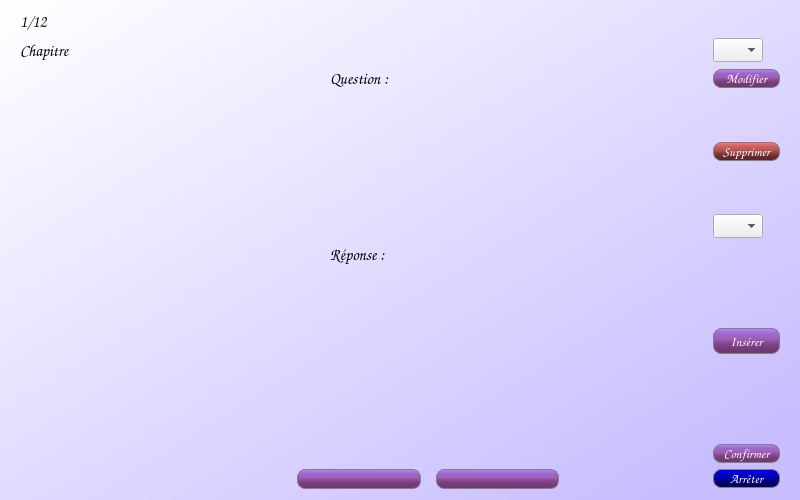
First picture: the form in source/previewCards.ui, repository bernard169/Studying_cards, before the edit.
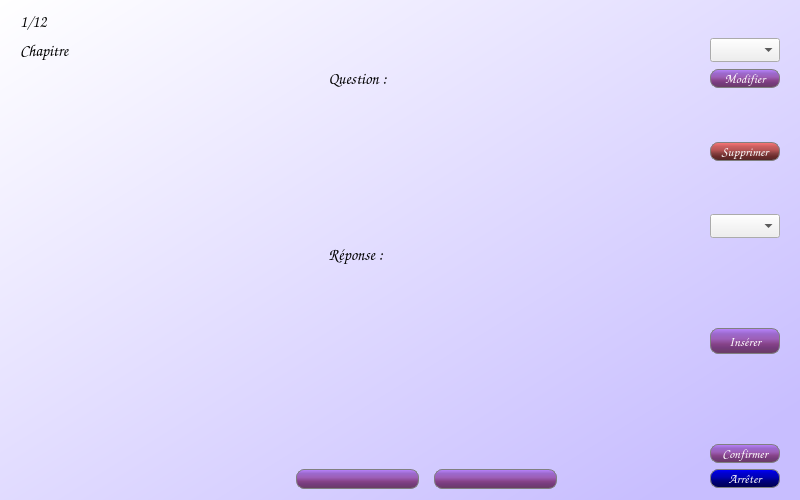
Second picture: the form after the edit. Icons and pictures are not drawn.

Diff of the .ui file:
```diff
--- a/source/previewCards.ui
+++ b/source/previewCards.ui
@@ -360,7 +360,7 @@
      </property>
      <property name="maximumSize">
       <size>
-       <width>50</width>
+       <width>70</width>
        <height>16777215</height>
       </size>
      </property>
@@ -435,7 +435,7 @@
      </property>
      <property name="maximumSize">
       <size>
-       <width>50</width>
+       <width>70</width>
        <height>16777215</height>
       </size>
      </property>
```
